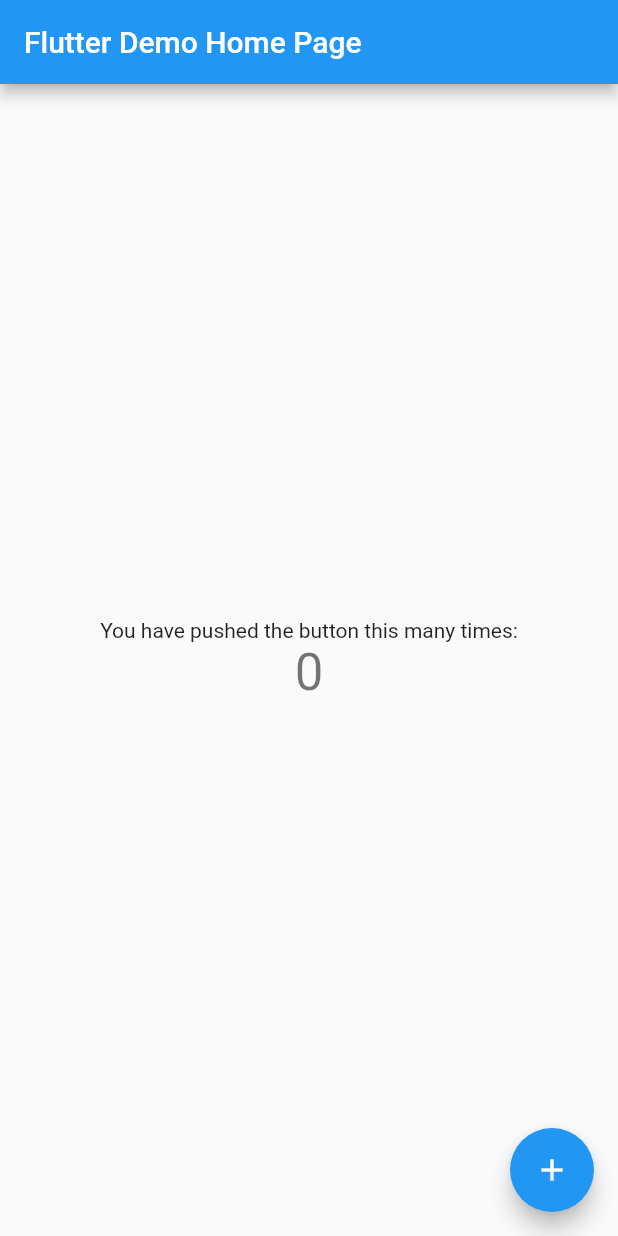
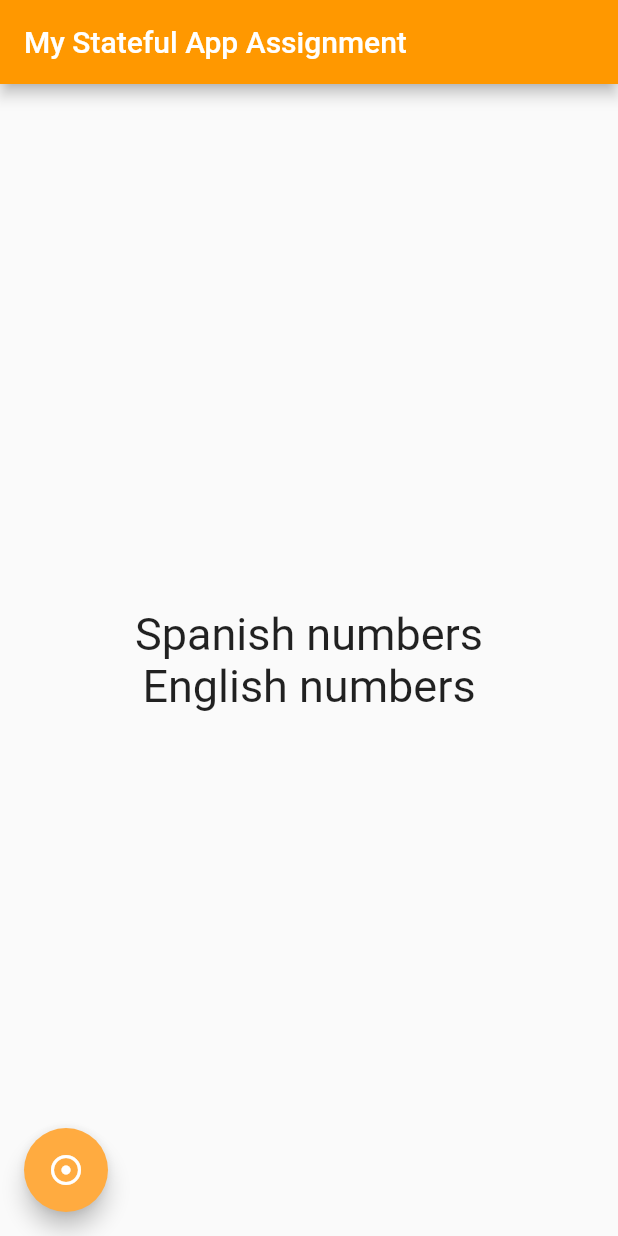
Before and after one commit to akai07/spanishnumber, a Flutter app: the screen it shows after launch, on a phone screen of 412 x 824 dp. Run offline on Flutter 3.47's test engine with Material 2 defaults, Android fonts, the phone set to English and light mode, and no system bars.

Commit message:
Update main.dart

```diff
--- a/lib/main.dart
+++ b/lib/main.dart
@@ -1,115 +1,82 @@
+// ignore_for_file: prefer_const_constructors, deprecated_member_use, avoid_unnecessary_containers, sort_child_properties_last, use_key_in_widget_constructors, avoid_print
+
 import 'package:flutter/material.dart';
 
-void main() {
-  runApp(const MyApp());
+void main(List<String> args) {
+  runApp(MaterialApp(
+    home: MyButton(),
+    debugShowCheckedModeBanner: false,
+  ));
 }
 
-class MyApp extends StatelessWidget {
-  const MyApp({super.key});
-
-  // This widget is the root of your application.
+class MyButton extends StatefulWidget {
   @override
-  Widget build(BuildContext context) {
-    return MaterialApp(
-      title: 'Flutter Demo',
-      theme: ThemeData(
-        // This is the theme of your application.
-        //
-        // Try running your application with "flutter run". You'll see the
-        // application has a blue toolbar. Then, without quitting the app, try
-        // changing the primarySwatch below to Colors.green and then invoke
-        // "hot reload" (press "r" in the console where you ran "flutter run",
-        // or simply save your changes to "hot reload" in a Flutter IDE).
-        // Notice that the counter didn't reset back to zero; the application
-        // is not restarted.
-        primarySwatch: Colors.blue,
-      ),
-      home: const MyHomePage(title: 'Flutter Demo Home Page'),
-    );
+  MyButtonState createState() {
+    return MyButtonState();
   }
 }
 
-class MyHomePage extends StatefulWidget {
-  const MyHomePage({super.key, required this.title});
+class MyButtonState extends State<MyButton> {
+  int counter = 0;
+  List<String> spanishNumbers = [
+    "uno",
+    "dos",
+    "trs",
+    "cuatro",
+    "cinco",
+    "seis",
+    "seite",
+    "ocho",
+    "nueve",
+    "dietz"
+  ];
+  List<String> numbers = ['1', '2', '3', '4', '5', '6', '7', '8', '9', '10'];
+  String defaultText = "Spanish numbers";
+  String numberText = "English numbers";
 
-  // This widget is the home page of your application. It is stateful, meaning
-  // that it has a State object (defined below) that contains fields that affect
-  // how it looks.
-
-  // This class is the configuration for the state. It holds the values (in this
-  // case the title) provided by the parent (in this case the App widget) and
-  // used by the build method of the State. Fields in a Widget subclass are
-  // always marked "final".
-
-  final String title;
-
-  @override
-  State<MyHomePage> createState() => _MyHomePageState();
+  void displaySNumber() {
+    setState(() {
+      defaultText = spanishNumbers[counter];
+      numberText = numbers[counter];
+      if (counter < 9) {
+        counter = counter + 1;
+      } else {
+        counter = 0;
       }
-
-class _MyHomePageState extends State<MyHomePage> {
-  int _counter = 0;
-
-  void _incrementCounter() {
-    setState(() {
-      // This call to setState tells the Flutter framework that something has
-      // changed in this State, which causes it to rerun the build method below
-      // so that the display can reflect the updated values. If we changed
-      // _counter without calling setState(), then the build method would not be
-      // called again, and so nothing would appear to happen.
-      _counter++;
     });
   }
 
   @override
   Widget build(BuildContext context) {
-    // This method is rerun every time setState is called, for instance as done
-    // by the _incrementCounter method above.
-    //
-    // The Flutter framework has been optimized to make rerunning build methods
-    // fast, so that you can just rebuild anything that needs updating rather
-    // than having to individually change instances of widgets.
     return Scaffold(
       appBar: AppBar(
-        // Here we take the value from the MyHomePage object that was created by
-        // the App.build method, and use it to set our appbar title.
-        title: Text(widget.title),
+        title: Text("My Stateful App Assignment"),
+        backgroundColor: Colors.orange,
       ),
-      body: Center(
-        // Center is a layout widget. It takes a single child and positions it
-        // in the middle of the parent.
+      body: Container(
+        child: Center(
           child: Column(
-          // Column is also a layout widget. It takes a list of children and
-          // arranges them vertically. By default, it sizes itself to fit its
-          // children horizontally, and tries to be as tall as its parent.
-          //
-          // Invoke "debug painting" (press "p" in the console, choose the
-          // "Toggle Debug Paint" action from the Flutter Inspector in Android
-          // Studio, or the "Toggle Debug Paint" command in Visual Studio Code)
-          // to see the wireframe for each widget.
-          //
-          // Column has various properties to control how it sizes itself and
-          // how it positions its children. Here we use mainAxisAlignment to
-          // center the children vertically; the main axis here is the vertical
-          // axis because Columns are vertical (the cross axis would be
-          // horizontal).
             mainAxisAlignment: MainAxisAlignment.center,
             children: <Widget>[
-            const Text(
-              'You have pushed the button this many times:',
+              Text(
+                defaultText,
+                style: TextStyle(fontSize: 30.0),
               ),
               Text(
-              '$_counter',
-              style: Theme.of(context).textTheme.headline4,
-            ),
+                numberText,
+                style: TextStyle(fontSize: 30.0),
+              )
             ],
           ),
         ),
+      ),
       floatingActionButton: FloatingActionButton(
-        onPressed: _incrementCounter,
-        tooltip: 'Increment',
-        child: const Icon(Icons.add),
-      ), // This trailing comma makes auto-formatting nicer for build methods.
+        onPressed: displaySNumber,
+        child: Icon(Icons.adjust_sharp),
+        backgroundColor: Colors.orangeAccent,
+        splashColor: Colors.green,
+      ),
+      floatingActionButtonLocation: FloatingActionButtonLocation.startFloat,
     );
   }
 }
```
Lines whose indentation alone changed are shown as unchanged.
